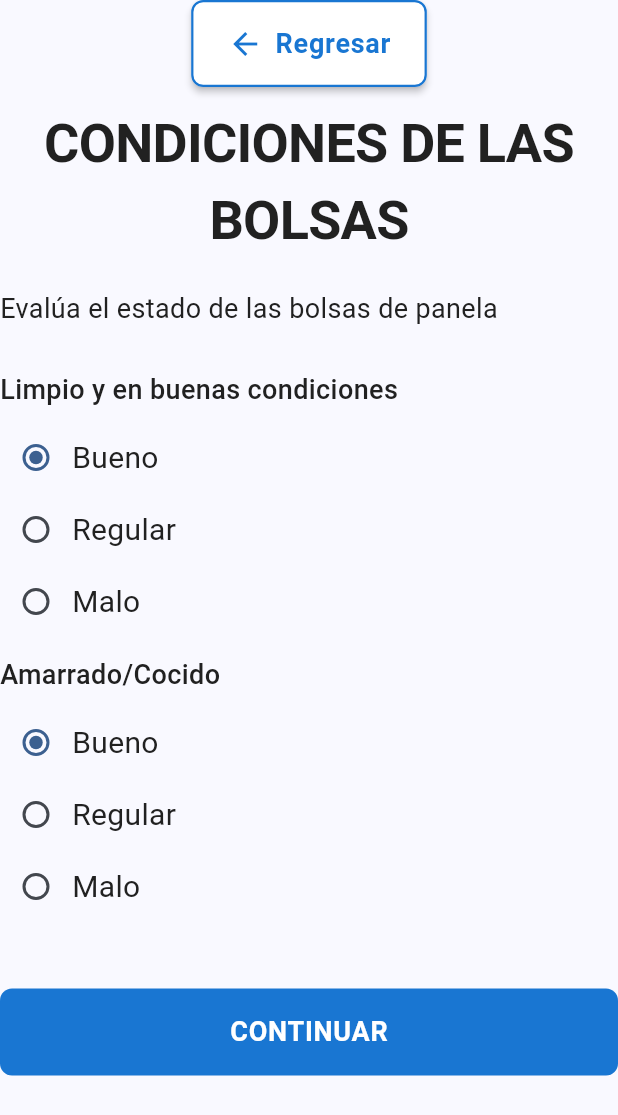
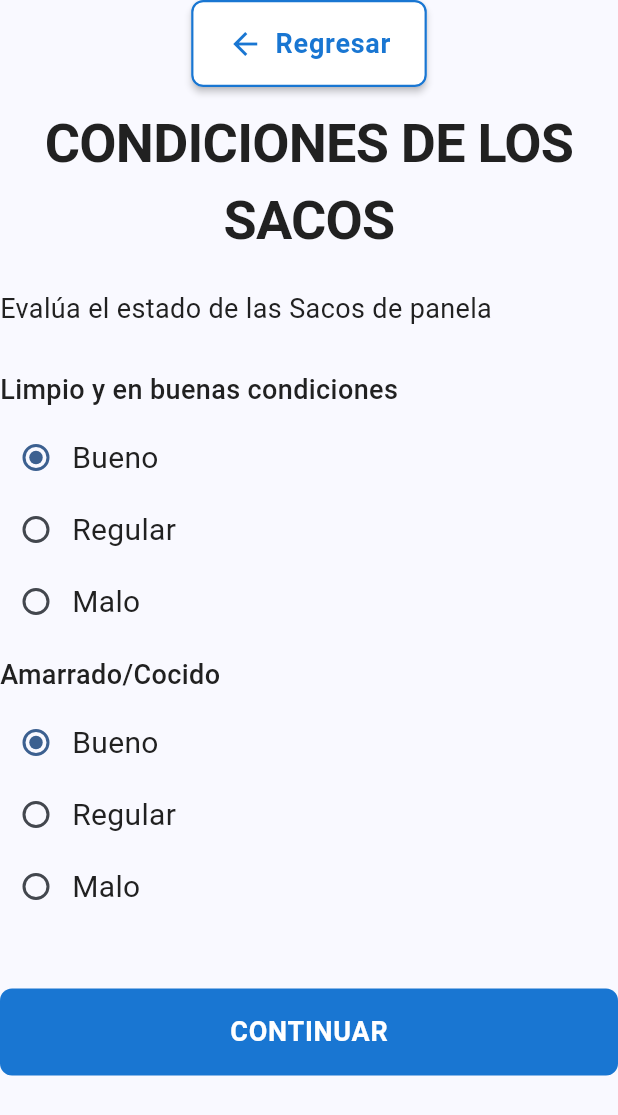
Before and after one commit to Bianca200303/app_movil_Trazabilidad_de_Panela, a Flutter app: the BagConditionsStep widget shown alone on an empty page, opened directly with empty values, on a phone screen of 412 x 824 dp. Shown: the top 1115 px of the screen. Run offline on Flutter 3.47's test engine with Material 3 defaults, Android fonts, the phone set to English and light mode, and no system bars; our stand-ins replace connectivity_plus, drift, flutter_riverpod, go_router, supabase_flutter; accounts and stored records are empty; generated files the repository leaves out were written again.

Commit message:
cambiar la palabra bolsas a sacos

```diff
--- a/lib/models/product_return.dart
+++ b/lib/models/product_return.dart
@@ -74,7 +74,7 @@ class ProductReturn {
   /// Helper: display quantity (prioritize sacks if available)
   String get quantityDisplay {
     if (quantitySacks > 0) {
-      return '$quantitySacks bolsas (${quantityKg.toStringAsFixed(2)} kg)';
+      return '$quantitySacks Sacos (${quantityKg.toStringAsFixed(2)} kg)';
     } else {
       return '${quantityKg.toStringAsFixed(2)} kg';
     }
@@ -126,5 +126,5 @@ class CreateProductReturnRequest {
 
   @override
   String toString() =>
-      'CreateProductReturnRequest(client: $clientName, quantity: ${quantitySacks > 0 ? '$quantitySacks bolsas' : '$quantityKg kg'})';
+      'CreateProductReturnRequest(client: $clientName, quantity: ${quantitySacks > 0 ? '$quantitySacks Sacos' : '$quantityKg kg'})';
 }
--- a/lib/screens/complaints_returns_registration_screen.dart
+++ b/lib/screens/complaints_returns_registration_screen.dart
@@ -390,7 +390,7 @@ class _ComplaintsReturnsRegistrationScreenState
                               segments: [
                                 ButtonSegment(
                                   value: QuantityMode.bags,
-                                  label: Text('Bolsas'),
+                                  label: Text('Sacos'),
                                 ),
                                 ButtonSegment(
                                   value: QuantityMode.kilograms,
@@ -408,7 +408,7 @@ class _ComplaintsReturnsRegistrationScreenState
                       const SizedBox(height: 12),
                       if (_quantityMode == QuantityMode.bags)
                         AppTextField(
-                          label: 'Bolsas',
+                          label: 'Sacos',
                           controller: _quantitySacksController,
                           keyboardType: TextInputType.number,
                           hintText: '0',
--- a/lib/screens/historial_screen.dart
+++ b/lib/screens/historial_screen.dart
@@ -2265,7 +2265,7 @@ class _HistorialScreenState extends ConsumerState<HistorialScreen> {
               ),
               SizedBox(height: context.responsiveSpacing / 2),
 
-              // Cantidad (kg o bolsas según tipo)
+              // Cantidad (kg o sacos según tipo)
               _buildInfoRow('Cantidad:', '${item['cantidad_mostrada'].toString()} ${item['unidad'].toString()}'),
               SizedBox(height: context.responsiveSpacing / 2),
 
@@ -2843,7 +2843,7 @@ class _HistorialScreenState extends ConsumerState<HistorialScreen> {
         final returnData = _productReturnsData[index];
         final returnDate = returnData['return_date'] as DateTime?;
         final quantity = returnData['quantity_sacks'] > 0
-            ? '${returnData['quantity_sacks']} bolsas (${returnData['quantity_kg']} kg)'
+            ? '${returnData['quantity_sacks']} Sacos (${returnData['quantity_kg']} kg)'
             : '${returnData['quantity_kg']} kg';
 
         return Padding(
--- a/lib/services/exit_registration_service.dart
+++ b/lib/services/exit_registration_service.dart
@@ -476,7 +476,7 @@ class ExitRegistrationService {
 
           // Display logic: show bags if acopio, kg if autoconsumo
           final displayQuantity = isAutoconsumo ? quantityKg : (bagsCount ?? 0);
-          final displayUnit = isAutoconsumo ? 'kg' : 'bolsas';
+          final displayUnit = isAutoconsumo ? 'kg' : 'Sacos';
 
           expandedList.add({
             'id': '${exit['id']}_${exitItem.hashCode}', // Unique ID per item
@@ -488,7 +488,7 @@ class ExitRegistrationService {
                 : 'N/A',
             'dni_productor': producer?['dni'] ?? 'N/A',
             'cantidad_kg': quantityKg,
-            'bolsas': bagsCount ?? 0,
+            'Sacos': bagsCount ?? 0,
             'cantidad_mostrada': displayQuantity.toStringAsFixed(displayQuantity == displayQuantity.toInt() ? 0 : 2),
             'unidad': displayUnit,
             'tipo_salida': exit['exit_type'],
--- a/lib/widgets/stowage/bag_conditions_step.dart
+++ b/lib/widgets/stowage/bag_conditions_step.dart
@@ -36,10 +36,10 @@ class BagConditionsStep extends StatelessWidget {
           isExpanded: false,
         ),
 
-        const AppTitle(title: 'CONDICIONES DE LAS BOLSAS'),
+        const AppTitle(title: 'CONDICIONES DE LOS SACOS'),
 
         FormSection(
-          subtitle: 'Evalúa el estado de las bolsas de panela',
+          subtitle: 'Evalúa el estado de las Sacos de panela',
           children: [
             SizedBox(height: context.responsiveSpacing),
 
```
Also changed, not shown: lib/screens/health_accident_tracking_registration_screen.dart (+81 -0 lines).
